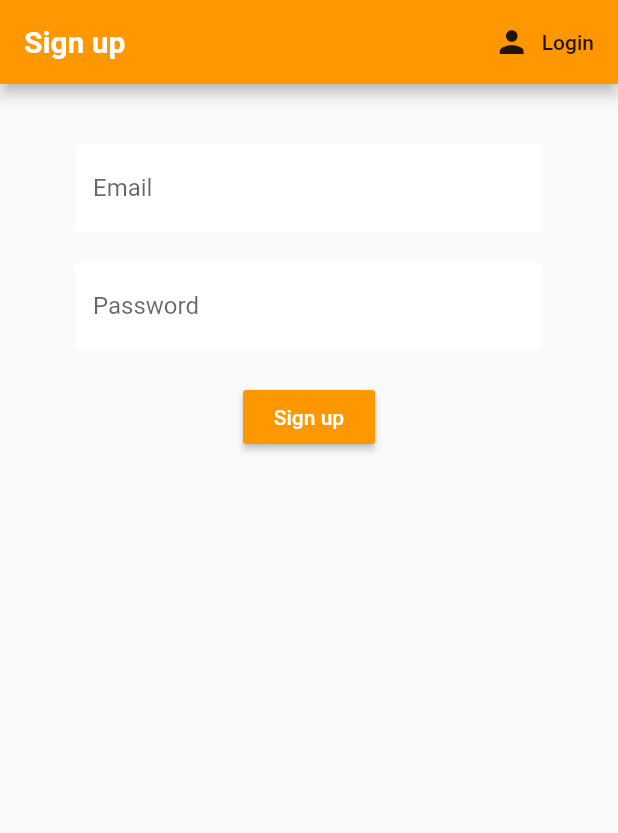
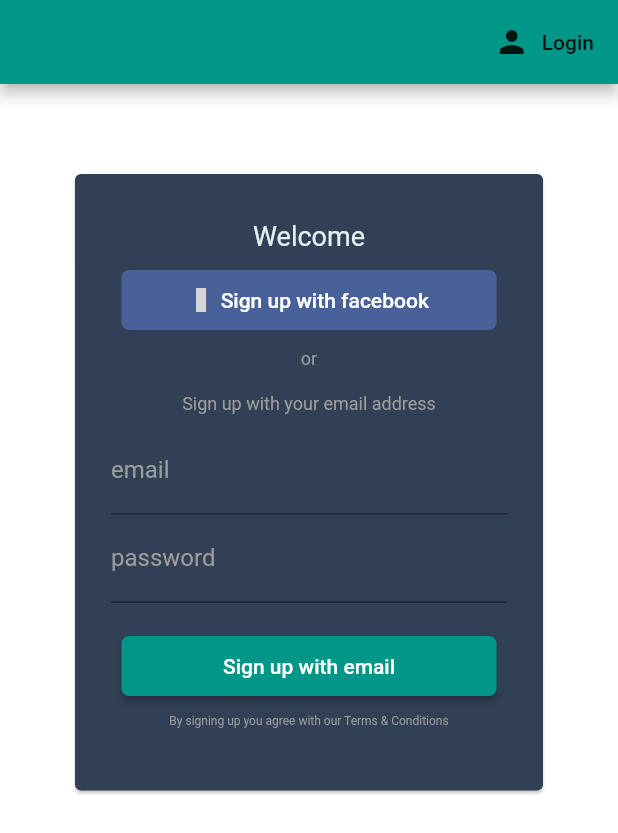
Before and after one commit to southojere/flutter-macro-counter, a Flutter app: the screen it shows after launch, on a phone screen of 412 x 824 dp. Shown: the top 833 px of the screen. Run offline on Flutter 3.47's test engine with Material 2 defaults, Android fonts, the phone set to English and light mode, and no system bars; our stand-ins replace cloud_firestore, firebase_auth, flutter_spinkit, material_design_icons_flutter, percent_indicator; accounts and stored records are empty; Roboto replaces fonts that are missing (Quicksand); grey boxes are pictures that could not be loaded.

Commit message:
Styled new sign up page

```diff
--- a/lib/main.dart
+++ b/lib/main.dart
@@ -15,8 +15,11 @@ class MyApp extends StatelessWidget {
       child: MaterialApp(
         title: 'Flutter Demo',
         theme: ThemeData(
+            brightness: Brightness.light,
+            scaffoldBackgroundColor: Colors.white,
             fontFamily: 'Roboto',
-            primarySwatch: Colors.orange,
+            primarySwatch: Colors.teal,
+            primaryColorDark: Colors.grey,
             textTheme: ThemeData.light().textTheme.copyWith(
                 title: TextStyle(
                   fontFamily: 'Roboto',
--- a/lib/screens/auth/auth.dart
+++ b/lib/screens/auth/auth.dart
@@ -1,6 +1,7 @@
 import 'package:flutter/widgets.dart';
 import 'package:macro_counter_app/screens/auth/register.dart';
 import 'package:macro_counter_app/screens/auth/sign_in.dart';
+import 'package:macro_counter_app/screens/auth/sign_up.dart';
 
 class Auth extends StatefulWidget {
   @override
@@ -23,7 +24,7 @@ class _AuthState extends State<Auth> {
       );
     } else {
       return Container(
-        child: Register(toggleView),
+        child: SignUpPage(toggleView),
       );
     }
   }
--- /dev/null
+++ b/lib/screens/auth/sign_up.dart
@@ -0,0 +1,201 @@
+import 'package:flutter/material.dart';
+import 'package:flutter/widgets.dart';
+import 'package:macro_counter_app/services/auth.dart';
+import 'package:material_design_icons_flutter/material_design_icons_flutter.dart';
+
+class SignUpPage extends StatefulWidget {
+  final Function toggleView;
+  SignUpPage(this.toggleView);
+
+  @override
+  _SignUpPageState createState() => _SignUpPageState();
+}
+
+class _SignUpPageState extends State<SignUpPage> {
+  final AuthService _auth = AuthService();
+  final _formKey = GlobalKey<FormState>();
+
+  final _emailController = TextEditingController();
+  final _passwordController = TextEditingController();
+
+  String error;
+
+  @override
+  Widget build(BuildContext context) {
+    final theme = Theme.of(context);
+
+    Container buildTitle(ThemeData theme) {
+      return Container(
+        padding: EdgeInsets.only(bottom: 8),
+        alignment: Alignment.bottomCenter,
+        height: 60.0,
+        child: Text(
+          'Welcome',
+          style: TextStyle(fontSize: 18.0, color: theme.secondaryHeaderColor),
+        ),
+      );
+    }
+
+    SizedBox buildFacebookButton() {
+      return SizedBox(
+        width: 250.0,
+        child: FlatButton(
+          padding: EdgeInsets.symmetric(vertical: 12.0),
+          shape:
+              RoundedRectangleBorder(borderRadius: BorderRadius.circular(5.0)),
+          color: Color(0xFF486198),
+          child: Row(
+            mainAxisSize: MainAxisSize.min,
+            children: <Widget>[
+              Icon(
+                MdiIcons.facebook,
+                size: 16.0,
+                color: Colors.white,
+              ),
+              SizedBox(
+                width: 5.0,
+              ),
+              Text(
+                'Sign up with facebook',
+                style: TextStyle(
+                  color: Colors.white,
+                ),
+              )
+            ],
+          ),
+          onPressed: () {},
+        ),
+      );
+    }
+
+    Padding buildText(ThemeData theme, String text, double fontSize) {
+      return Padding(
+        padding: const EdgeInsets.all(8.0),
+        child: Text(
+          text,
+          style: TextStyle(color: theme.primaryColorDark, fontSize: fontSize),
+        ),
+      );
+    }
+
+    Padding buildEmailPasswordInputField(
+        String labelText, String hintText, bool isObscure, ThemeData theme) {
+      Function emailValidation = (value) {
+        if (value.isEmpty) return 'Field is required';
+        return null;
+      };
+
+      Function passwordValidation = (value) {
+        if (value.isEmpty) return 'Field is required';
+        if (value.length < 6) return 'Enter a password 6+ chars';
+        return null;
+      };
+
+      return Padding(
+        padding: const EdgeInsets.symmetric(horizontal: 24.0),
+        child: TextFormField(
+          decoration: InputDecoration(
+            labelText: labelText,
+            hintText: hintText,
+            labelStyle: TextStyle(color: theme.primaryColorDark),
+            hintStyle: TextStyle(color: theme.primaryColorDark),
+          ),
+          obscureText: isObscure,
+          controller:
+              labelText == 'password' ? _passwordController : _emailController,
+          validator: labelText == 'email'
+              ? emailValidation
+              : labelText == 'password' ? passwordValidation : null,
+          keyboardType:
+              labelText == 'email' ? TextInputType.emailAddress : null,
+        ),
+      );
+    }
+
+    SizedBox buildSignUpBtn(ThemeData theme) {
+      return SizedBox(
+        width: 250.0,
+        child: RaisedButton(
+          color: theme.primaryColor,
+          shape:
+              RoundedRectangleBorder(borderRadius: BorderRadius.circular(5.0)),
+          padding: const EdgeInsets.symmetric(vertical: 12.0),
+          onPressed: () async {
+            if (_formKey.currentState.validate()) {
+              print(_passwordController.text);
+              print(_emailController.text);
+              dynamic res = await _auth.registerWithEmailAndPassword(
+                  _emailController.text, _passwordController.text);
+              if (res == null) {
+                print(res);
+                setState(() {
+                  error = 'Error occured on signup';
+                });
+              }
+            }
+          },
+          child: Text(
+            'Sign up with email',
+            style: TextStyle(color: Colors.white),
+          ),
+        ),
+      );
+    }
+
+    return Scaffold(
+      appBar: AppBar(
+        actions: <Widget>[
+          FlatButton.icon(
+            icon: Icon(Icons.person),
+            label: Text('Login'),
+            onPressed: () {
+              widget.toggleView();
+            },
+          )
+        ],
+      ),
+      body: ListView(
+        padding: const EdgeInsets.fromLTRB(16.0, kToolbarHeight, 16.0, 16.0),
+        children: <Widget>[
+          Align(
+            child: SizedBox(
+              width: 320.0,
+              child: Card(
+                color: Color(0xFF314055),
+                child: Form(
+                  key: _formKey,
+                  child: Column(
+                    mainAxisSize: MainAxisSize.min,
+                    children: <Widget>[
+                      buildTitle(theme),
+                      buildFacebookButton(),
+                      buildText(theme, 'or', 12.0),
+                      buildText(theme, 'Sign up with your email address', 12.0),
+                      buildEmailPasswordInputField('email', 'your@email.com', false, theme),
+                      buildEmailPasswordInputField('password', '', true, theme),
+                      SizedBox(
+                        height: 18.0,
+                      ),
+                      buildSignUpBtn(theme),
+                      buildText(
+                          theme,
+                          'By signing up you agree with our Terms & Conditions',
+                          8.0),
+                      Text(
+                        error != null ? error : '',
+                        style: TextStyle(color: Colors.red),
+                      ),
+                      SizedBox(
+                        height: 18.0,
+                      ),
+                    ],
+                  ),
+                ),
+              ),
+            ),
+          )
+        ],
+      ),
+    );
+  }
+}
--- a/lib/services/auth.dart
+++ b/lib/services/auth.dart
@@ -42,6 +42,7 @@ class AuthService {
 
   // register with email and password
   Future registerWithEmailAndPassword(String email, String password) async {
+    print('Signing up user');
     try {
       AuthResult res = await _auth.createUserWithEmailAndPassword(
           email: email, password: password);
@@ -49,7 +50,7 @@ class AuthService {
 
       // create new document for this user with uid
       await DatabaseService(uid: user.uid).updateUserData(targetCarbs: 300,targetProtein: 130, targetFat: 100);
-
+      print('done signup...');
       return _userFromFirebaseUser(user);
     } catch (e) {
       print(e.toString());
--- a/pubspec.yaml
+++ b/pubspec.yaml
@@ -29,6 +29,7 @@ dependencies:
   cupertino_icons: ^0.1.2
   provider: ^4.0.1
   flutter_spinkit: ^4.1.1+1
+  material_design_icons_flutter: ^3.4.4795
 
 dev_dependencies:
   flutter_test:
```
Also changed, not shown: pubspec.lock.
